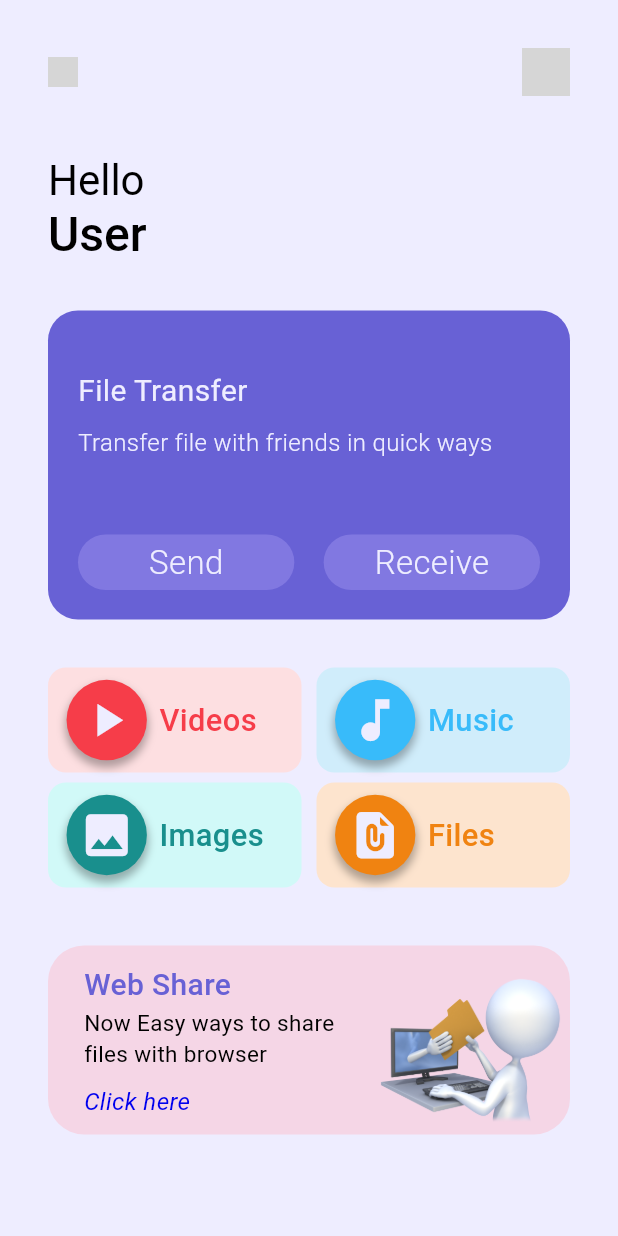
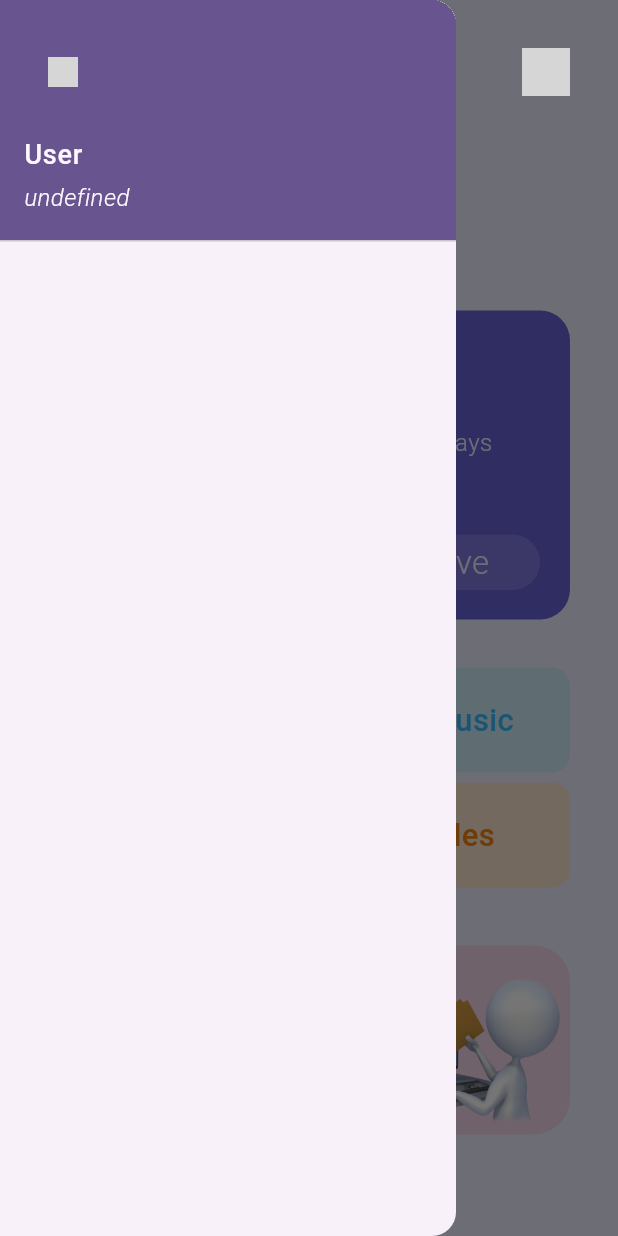
Before and after one commit to bhaskaraa45/filesharing, a Flutter app: the screen it shows after launch, with the side drawer open (before the commit the screen has no drawer), on a phone screen of 412 x 824 dp. Run offline on Flutter 3.47's test engine with Material 3 defaults, Android fonts, the phone set to English and light mode, and no system bars; our stand-ins replace device_info_plus, file_picker, flutter_riverpod, marquee, permission_handler, qr_flutter and 1 more; missing offline and left inert: mobile_scanner, network_info_plus, universal_html; grey boxes are pictures that could not be loaded.

Commit message:
drawer and end-drawer file added

```diff
--- /dev/null
+++ b/lib/screens/drawer.dart
@@ -0,0 +1,54 @@
+import 'package:filesharing/colors.dart';
+import 'package:filesharing/provider/port_provider.dart';
+import 'package:filesharing/server/wifi_info.dart';
+import 'package:flutter/foundation.dart';
+import 'package:flutter/material.dart';
+import 'package:flutter_riverpod/flutter_riverpod.dart';
+
+class SideDrawer extends ConsumerStatefulWidget {
+  const SideDrawer({super.key});
+
+  @override
+  ConsumerState<SideDrawer> createState() => _SideDrawerState();
+}
+
+class _SideDrawerState extends ConsumerState<SideDrawer> {
+  getIpV4Address() async {
+    String ip = await WifiInfo().getIpV4Address();
+    setState(() {
+      IPv4 = ip;
+    });
+  }
+
+  String IPv4 = 'undefined';
+  @override
+  void initState() {
+    super.initState();
+    getIpV4Address();
+  }
+
+  @override
+  Widget build(BuildContext context) {
+    String name = ref.watch(usernameProvider) ?? 'User';
+    return SafeArea(
+        child: Drawer(
+      child: Column(
+        children: [
+          UserAccountsDrawerHeader(
+              accountName: Text(
+                name,
+                style:
+                    const TextStyle(fontSize: 18, fontWeight: FontWeight.w500),
+              ),
+              accountEmail: SelectableText(
+                IPv4,
+                style: const TextStyle(
+                    fontSize: 16,
+                    fontStyle: FontStyle.italic,
+                    fontWeight: FontWeight.w300),
+              )),
+        ],
+      ),
+    ));
+  }
+}
--- a/lib/screens/home.dart
+++ b/lib/screens/home.dart
@@ -2,11 +2,12 @@
 
 import 'dart:io';
 import 'package:filesharing/provider/port_provider.dart';
+import 'package:filesharing/screens/drawer.dart';
+import 'package:filesharing/screens/end_drawer.dart';
 import 'package:filesharing/screens/qr_scanner.dart';
 import 'package:filesharing/screens/qr_scanner.dart';
 import 'package:filesharing/screens/send.dart';
 import 'package:filesharing/screens/web_get.dart';
-import 'package:filesharing/serivce/web_picker.dart';
 import 'package:filesharing/server/server_side.dart';
 import 'package:flutter/foundation.dart' show kIsWeb;
 import 'package:flutter_riverpod/flutter_riverpod.dart';
@@ -33,8 +34,6 @@ class _HomeScreenState extends ConsumerState<HomeScreen> {
   bool isFileSelected = false;
   File? selectedFile;
   List<html.File> selectedFilesWeb = [];
-
-  WebPicker webPicker = WebPicker();
 
   Future<void> pickMultipleFiles(BuildContext context) async {
     // Show circular progress indicator while waiting for file picker result
@@ -234,12 +233,17 @@ class _HomeScreenState extends ConsumerState<HomeScreen> {
                     ),
                   ])),
               actions: [
-                TextButton(onPressed: () {
+                TextButton(
+                    onPressed: () {
                       Navigator.pop(context);
-                }, child: const Text('Close')),
-                TextButton(onPressed: () {
+                    },
+                    child: const Text('Close')),
+                TextButton(
+                  onPressed: () {
                     //TODO: add download link according to platform
-                }, child: Text('Download'),),
+                  },
+                  child: Text('Download'),
+                ),
               ],
             ));
   }
@@ -250,6 +254,8 @@ class _HomeScreenState extends ConsumerState<HomeScreen> {
     double height = MediaQuery.of(context).size.height;
     String userName = ref.watch(usernameProvider) ?? 'User';
     return Scaffold(
+      drawer: const SideDrawer(),
+      endDrawer: const EndDrawer(),
       appBar: AppBar(
         toolbarHeight: 0,
         systemOverlayStyle:
@@ -259,18 +265,20 @@ class _HomeScreenState extends ConsumerState<HomeScreen> {
       body: SafeArea(
           child: Padding(
         padding: const EdgeInsets.fromLTRB(24, 24, 24, 0),
-        child: SingleChildScrollView(
+        child: Builder(
+          builder: (context) {
+            return SingleChildScrollView(
               child: Column(
                 mainAxisAlignment: MainAxisAlignment.start,
                 crossAxisAlignment: CrossAxisAlignment.start,
                 children: [
-              Container(
-                // color: Colors.amber,
-                child: Row(
+                  Row(
                     mainAxisAlignment: MainAxisAlignment.spaceBetween,
                     children: [
                       InkWell(
-                      onTap: () {},
+                        onTap: () {
+                          Scaffold.of(context).openDrawer();
+                        },
                         borderRadius: BorderRadius.circular(14),
                         child: const Padding(
                           padding: EdgeInsets.fromLTRB(8, 10, 8, 10),
@@ -281,7 +289,9 @@ class _HomeScreenState extends ConsumerState<HomeScreen> {
                         ),
                       ),
                       InkWell(
-                      onTap: () {},
+                        onTap: () {
+                          Scaffold.of(context).openEndDrawer();
+                        },
                         borderRadius: BorderRadius.circular(14),
                         child: const Padding(
                           padding: EdgeInsets.all(8.0),
@@ -292,7 +302,6 @@ class _HomeScreenState extends ConsumerState<HomeScreen> {
                         ),
                       ),
                     ],
-                ),
                   ),
                   Container(
                     margin: const EdgeInsets.fromLTRB(8, 32, 8, 0),
@@ -541,6 +550,8 @@ class _HomeScreenState extends ConsumerState<HomeScreen> {
                   // showImage()
                 ],
               ),
+            );
+          }
         ),
       )),
     );
```
Also changed, not shown: lib/screens/end_drawer.dart (added, +16 -0 lines), lib/serivce/web_picker.dart (+43 -43 lines). Lines whose indentation alone changed are shown as unchanged.
